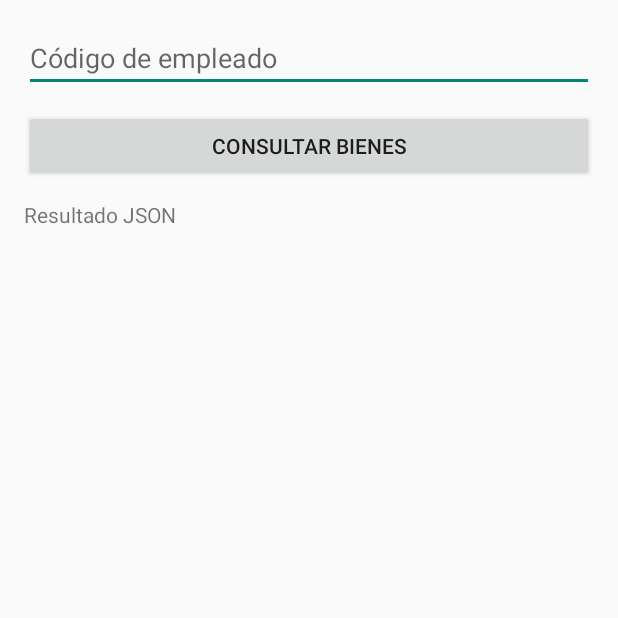
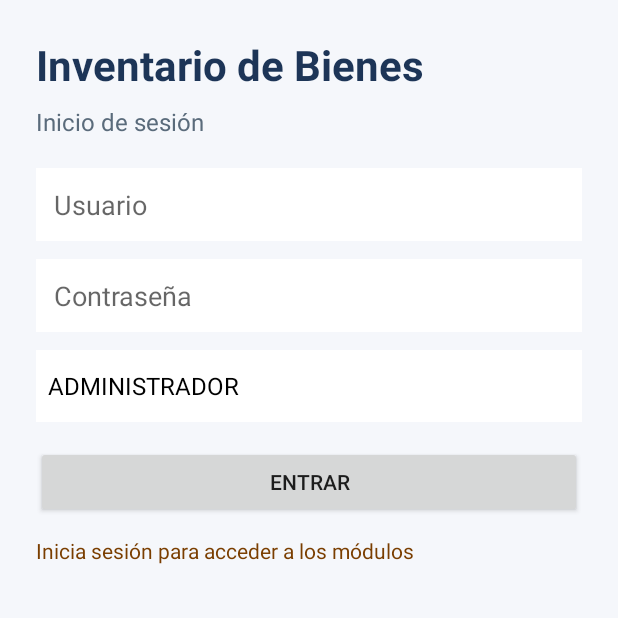
Before and after one commit to HugoUMG/eva, an Android app: the screen it shows after launch (MainActivity), on a phone screen of 412 x 824 dp, the top half of it. Run offline under Robolectric (Android 15) with nearby library versions, the light colour scheme and no system bars.

Commit message:
feat(android-ui): rebuild mobile shell with role-based modules and no backend wiring

```diff
--- a/android-app/app/src/main/java/com/proyectoinvdebienes/mobile/ui/MainActivity.kt
+++ b/android-app/app/src/main/java/com/proyectoinvdebienes/mobile/ui/MainActivity.kt
@@ -1,55 +1,103 @@
 package com.proyectoinvdebienes.mobile.ui
 
 import android.os.Bundle
+import android.view.View
+import android.widget.ArrayAdapter
 import android.widget.Button
 import android.widget.EditText
+import android.widget.Spinner
 import android.widget.TextView
 import androidx.appcompat.app.AppCompatActivity
-import com.google.gson.GsonBuilder
+import androidx.recyclerview.widget.GridLayoutManager
+import androidx.recyclerview.widget.RecyclerView
 import com.proyectoinvdebienes.mobile.R
-import com.proyectoinvdebienes.mobile.api.ApiClient
-import com.proyectoinvdebienes.mobile.model.EmployeeAssignedAssetDto
-import retrofit2.Call
-import retrofit2.Callback
-import retrofit2.Response
 
 class MainActivity : AppCompatActivity() {
+
+    private lateinit var loginPanel: View
+    private lateinit var homePanel: View
+    private lateinit var usernameInput: EditText
+    private lateinit var passwordInput: EditText
+    private lateinit var roleSpinner: Spinner
+    private lateinit var loginMessage: TextView
+    private lateinit var sessionText: TextView
+    private lateinit var modulesRecycler: RecyclerView
+    private lateinit var moduleTitle: TextView
+    private lateinit var moduleDescription: TextView
+
+    private var currentSession: UserSession? = null
 
     override fun onCreate(savedInstanceState: Bundle?) {
         super.onCreate(savedInstanceState)
         setContentView(R.layout.activity_main)
 
-        val employeeInput = findViewById<EditText>(R.id.employeeIdInput)
-        val fetchButton = findViewById<Button>(R.id.fetchButton)
-        val output = findViewById<TextView>(R.id.outputText)
+        bindViews()
+        setupRoleSpinner()
+        setupActions()
+        renderLoggedOut()
+    }
 
-        fetchButton.setOnClickListener {
-            val employeeId = employeeInput.text.toString().toLongOrNull()
-            if (employeeId == null) {
-                output.text = "Ingrese un código de empleado válido."
+    private fun bindViews() {
+        loginPanel = findViewById(R.id.loginPanel)
+        homePanel = findViewById(R.id.homePanel)
+        usernameInput = findViewById(R.id.usernameInput)
+        passwordInput = findViewById(R.id.passwordInput)
+        roleSpinner = findViewById(R.id.roleSpinner)
+        loginMessage = findViewById(R.id.loginMessage)
+        sessionText = findViewById(R.id.sessionText)
+        modulesRecycler = findViewById(R.id.modulesRecycler)
+        moduleTitle = findViewById(R.id.moduleTitle)
+        moduleDescription = findViewById(R.id.moduleDescription)
+    }
+
+    private fun setupRoleSpinner() {
+        val roles = UserRole.entries.map { it.name }
+        roleSpinner.adapter = ArrayAdapter(this, android.R.layout.simple_spinner_dropdown_item, roles)
+    }
+
+    private fun setupActions() {
+        findViewById<Button>(R.id.loginButton).setOnClickListener {
+            val username = usernameInput.text.toString().trim()
+            val password = passwordInput.text.toString()
+            val roleName = roleSpinner.selectedItem.toString()
+
+            if (username.isBlank() || password.isBlank()) {
+                loginMessage.text = "Completa usuario y contraseña"
                 return@setOnClickListener
             }
 
-            output.text = "Consultando..."
-            ApiClient.reportsApi.getAssignedAssetsByEmployee(employeeId)
-                .enqueue(object : Callback<List<EmployeeAssignedAssetDto>> {
-                    override fun onResponse(
-                        call: Call<List<EmployeeAssignedAssetDto>>,
-                        response: Response<List<EmployeeAssignedAssetDto>>
-                    ) {
-                        if (response.isSuccessful) {
-                            val data = response.body().orEmpty()
-                            val gson = GsonBuilder().setPrettyPrinting().create()
-                            output.text = gson.toJson(data)
-                        } else {
-                            output.text = "Error HTTP: ${response.code()}"
-                        }
-                    }
+            val role = UserRole.valueOf(roleName)
+            currentSession = UserSession(username, role)
+            renderLoggedIn(currentSession!!)
+        }
 
-                    override fun onFailure(call: Call<List<EmployeeAssignedAssetDto>>, t: Throwable) {
-                        output.text = "Error de red: ${t.message}"
-                    }
-                })
+        findViewById<Button>(R.id.logoutButton).setOnClickListener {
+            currentSession = null
+            renderLoggedOut()
+        }
+    }
+
+    private fun renderLoggedOut() {
+        loginPanel.visibility = View.VISIBLE
+        homePanel.visibility = View.GONE
+        loginMessage.text = "Inicia sesión para acceder a los módulos"
+    }
+
+    private fun renderLoggedIn(session: UserSession) {
+        loginPanel.visibility = View.GONE
+        homePanel.visibility = View.VISIBLE
+        sessionText.text = "Sesión: ${session.username} (${session.role.name})"
+
+        val modules = ModuleCatalog.modulesForRole(session.role)
+        modulesRecycler.layoutManager = GridLayoutManager(this, 2)
+        modulesRecycler.adapter = ModuleCardAdapter(modules) { module ->
+            moduleTitle.text = module.title
+            moduleDescription.text = module.description
+        }
+
+        modules.firstOrNull()?.let {
+            moduleTitle.text = it.title
+            moduleDescription.text = it.description
         }
     }
 }
--- /dev/null
+++ b/android-app/app/src/main/java/com/proyectoinvdebienes/mobile/ui/UserRole.kt
@@ -0,0 +1,9 @@
+package com.proyectoinvdebienes.mobile.ui
+
+enum class UserRole {
+    ADMINISTRADOR,
+    COMPRAS,
+    INVENTARIO,
+    EMPLEADO,
+    FINANZAS
+}
--- /dev/null
+++ b/android-app/app/src/main/java/com/proyectoinvdebienes/mobile/ui/UserSession.kt
@@ -0,0 +1,6 @@
+package com.proyectoinvdebienes.mobile.ui
+
+data class UserSession(
+    val username: String,
+    val role: UserRole
+)
--- a/android-app/app/src/main/res/layout/activity_main.xml
+++ b/android-app/app/src/main/res/layout/activity_main.xml
@@ -1,31 +1,145 @@
 <?xml version="1.0" encoding="utf-8"?>
-<LinearLayout xmlns:android="http://schemas.android.com/apk/res/android"
+<FrameLayout xmlns:android="http://schemas.android.com/apk/res/android"
+    android:layout_width="match_parent"
+    android:layout_height="match_parent"
+    android:background="#F5F7FB">
+
+    <ScrollView
+        android:id="@+id/loginPanel"
+        android:layout_width="match_parent"
+        android:layout_height="match_parent">
+
+        <LinearLayout
+            android:layout_width="match_parent"
+            android:layout_height="wrap_content"
+            android:orientation="vertical"
+            android:padding="24dp">
+
+            <TextView
+                android:layout_width="wrap_content"
+                android:layout_height="wrap_content"
+                android:text="Inventario de Bienes"
+                android:textColor="#1D3557"
+                android:textSize="28sp"
+                android:textStyle="bold" />
+
+            <TextView
+                android:layout_width="wrap_content"
+                android:layout_height="wrap_content"
+                android:layout_marginTop="8dp"
+                android:text="Inicio de sesión"
+                android:textColor="#5A6B7B"
+                android:textSize="16sp" />
+
+            <EditText
+                android:id="@+id/usernameInput"
+                android:layout_width="match_parent"
+                android:layout_height="wrap_content"
+                android:layout_marginTop="20dp"
+                android:background="#FFFFFF"
+                android:hint="Usuario"
+                android:padding="12dp" />
+
+            <EditText
+                android:id="@+id/passwordInput"
+                android:layout_width="match_parent"
+                android:layout_height="wrap_content"
+                android:layout_marginTop="12dp"
+                android:background="#FFFFFF"
+                android:hint="Contraseña"
+                android:inputType="textPassword"
+                android:padding="12dp" />
+
+            <Spinner
+                android:id="@+id/roleSpinner"
+                android:layout_width="match_parent"
+                android:layout_height="wrap_content"
+                android:layout_marginTop="12dp"
+                android:background="#FFFFFF" />
+
+            <Button
+                android:id="@+id/loginButton"
+                android:layout_width="match_parent"
+                android:layout_height="wrap_content"
+                android:layout_marginTop="16dp"
+                android:text="Entrar" />
+
+            <TextView
+                android:id="@+id/loginMessage"
+                android:layout_width="match_parent"
+                android:layout_height="wrap_content"
+                android:layout_marginTop="12dp"
+                android:textColor="#7A3E00" />
+        </LinearLayout>
+    </ScrollView>
+
+    <LinearLayout
+        android:id="@+id/homePanel"
         android:layout_width="match_parent"
         android:layout_height="match_parent"
         android:orientation="vertical"
-    android:padding="16dp">
+        android:padding="16dp"
+        android:visibility="gone">
 
-    <EditText
-        android:id="@+id/employeeIdInput"
+        <LinearLayout
             android:layout_width="match_parent"
             android:layout_height="wrap_content"
-        android:hint="Código de empleado"
-        android:inputType="number" />
+            android:gravity="center_vertical"
+            android:orientation="horizontal">
+
+            <TextView
+                android:id="@+id/sessionText"
+                android:layout_width="0dp"
+                android:layout_height="wrap_content"
+                android:layout_weight="1"
+                android:textColor="#1D3557"
+                android:textStyle="bold" />
 
             <Button
-        android:id="@+id/fetchButton"
+                android:id="@+id/logoutButton"
+                android:layout_width="wrap_content"
+                android:layout_height="wrap_content"
+                android:text="Salir" />
+        </LinearLayout>
+
+        <TextView
             android:layout_width="match_parent"
             android:layout_height="wrap_content"
             android:layout_marginTop="12dp"
-        android:text="Consultar bienes" />
+            android:text="Módulos disponibles"
+            android:textColor="#2A3D55"
+            android:textStyle="bold" />
+
+        <androidx.recyclerview.widget.RecyclerView
+            android:id="@+id/modulesRecycler"
+            android:layout_width="match_parent"
+            android:layout_height="280dp"
+            android:layout_marginTop="8dp" />
 
         <TextView
-        android:id="@+id/outputText"
             android:layout_width="match_parent"
-        android:layout_height="0dp"
-        android:layout_weight="1"
+            android:layout_height="wrap_content"
             android:layout_marginTop="12dp"
-        android:text="Resultado JSON"
-        android:textIsSelectable="true" />
+            android:text="Vista del módulo"
+            android:textColor="#2A3D55"
+            android:textStyle="bold" />
 
+        <TextView
+            android:id="@+id/moduleTitle"
+            android:layout_width="match_parent"
+            android:layout_height="wrap_content"
+            android:layout_marginTop="8dp"
+            android:textColor="#1D3557"
+            android:textSize="20sp"
+            android:textStyle="bold" />
+
+        <TextView
+            android:id="@+id/moduleDescription"
+            android:layout_width="match_parent"
+            android:layout_height="wrap_content"
+            android:layout_marginTop="6dp"
+            android:textColor="#4D6075"
+            android:textSize="15sp" />
     </LinearLayout>
+
+</FrameLayout>
--- /dev/null
+++ b/android-app/build.gradle.kts
@@ -0,0 +1,4 @@
+plugins {
+    id("com.android.application") version "8.5.2" apply false
+    id("org.jetbrains.kotlin.android") version "1.9.24" apply false
+}
--- /dev/null
+++ b/android-app/gradle.properties
@@ -0,0 +1,4 @@
+org.gradle.jvmargs=-Xmx2048m -Dfile.encoding=UTF-8
+android.useAndroidX=true
+android.nonTransitiveRClass=true
+kotlin.code.style=official
```
Also changed, not shown: android-app/app/build.gradle.kts (+3 -4 lines), android-app/app/src/main/java/com/proyectoinvdebienes/mobile/api/ApiClient.kt (deleted, +0 -17 lines), android-app/app/src/main/java/com/proyectoinvdebienes/mobile/api/ReportsApi.kt (deleted, +0 -13 lines), android-app/app/src/main/java/com/proyectoinvdebienes/mobile/model/EmployeeAssignedAssetDto.kt (deleted, +0 -9 lines), android-app/app/src/main/java/com/proyectoinvdebienes/mobile/ui/ModuleCard.kt (added, +8 -0 lines), android-app/app/src/main/java/com/proyectoinvdebienes/mobile/ui/ModuleCardAdapter.kt (added, +36 -0 lines), android-app/app/src/main/java/com/proyectoinvdebienes/mobile/ui/ModuleCatalog.kt (added, +23 -0 lines), android-app/app/src/main/res/layout/item_module_card.xml (added, +28 -0 lines), android-app/settings.gradle.kts (added, +18 -0 lines), 1 other file. Lines whose indentation alone changed are shown as unchanged.
